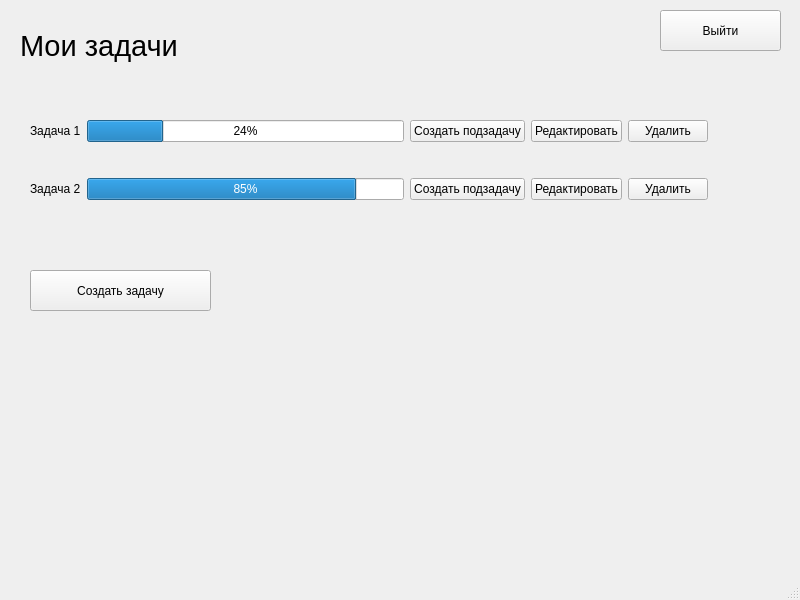
Qt form gui/tasks.ui (BardRandall/Planner) before a commit.
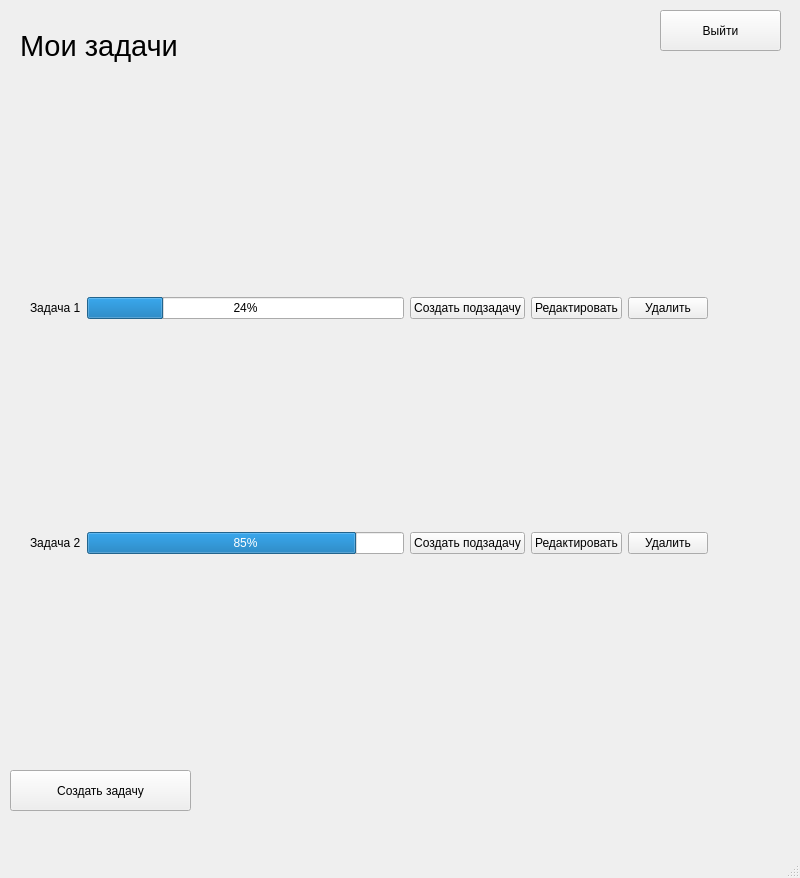
The same form after that commit.

Commit message: made creation of new tasks

```diff
--- a/gui/tasks.ui
+++ b/gui/tasks.ui
@@ -7,7 +7,7 @@
     <x>0</x>
     <y>0</y>
     <width>800</width>
-    <height>600</height>
+    <height>878</height>
    </rect>
   </property>
   <property name="windowTitle">
@@ -38,7 +38,7 @@
       <x>30</x>
       <y>90</y>
       <width>678</width>
-      <height>141</height>
+      <height>671</height>
      </rect>
     </property>
     <layout class="QGridLayout" name="gridLayout">
@@ -117,8 +117,8 @@
    <widget class="QPushButton" name="pushButton_7">
     <property name="geometry">
      <rect>
-      <x>30</x>
-      <y>270</y>
+      <x>10</x>
+      <y>770</y>
       <width>181</width>
       <height>41</height>
      </rect>
```
Left out of the diff: 4 changed lines with no effect on the pictures. The commit also changes 11 other files.
